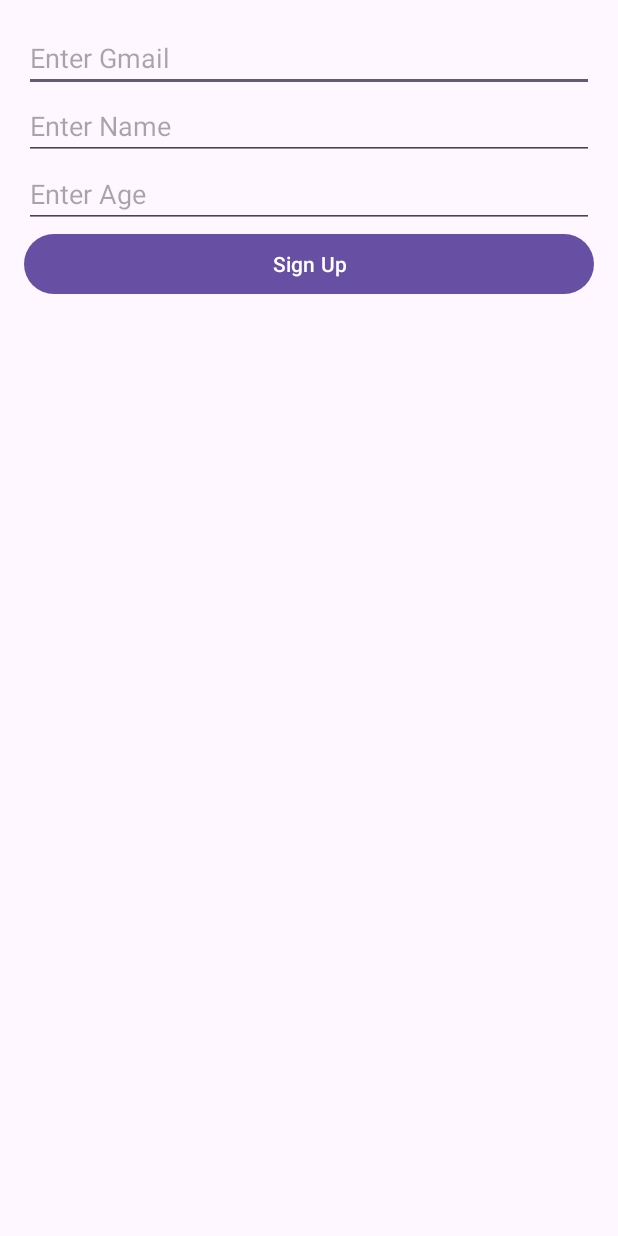
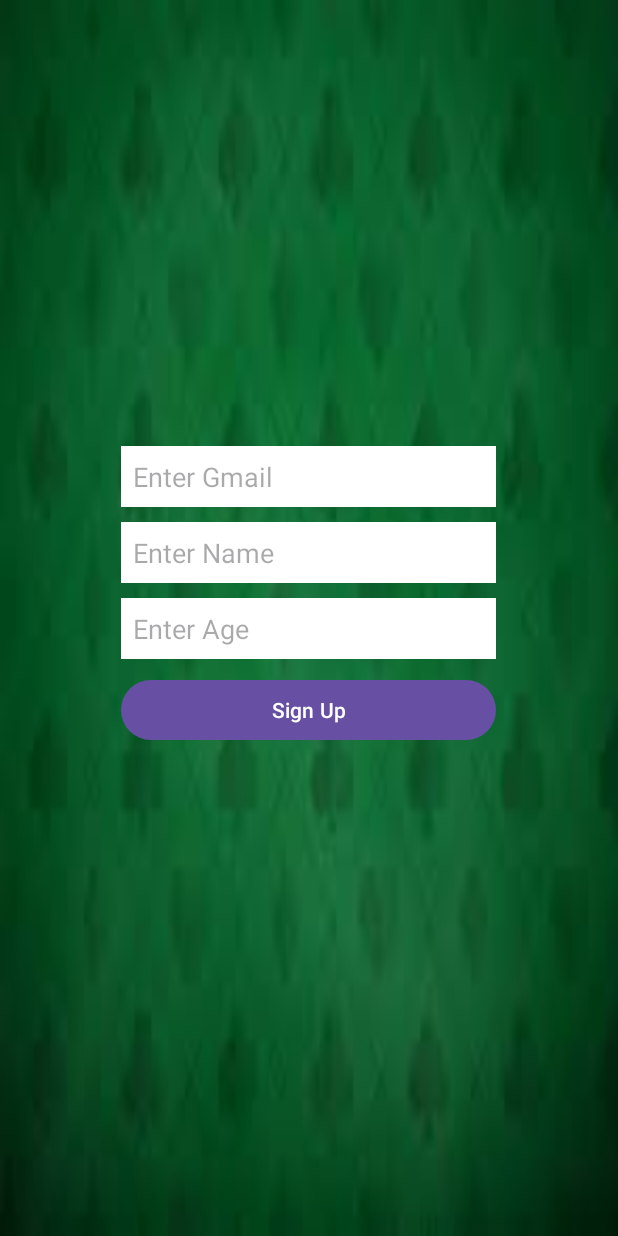
Before and after one commit to yonatan1567/maybeFinalp, an Android app: the sign_up screen opened directly, with no data from a screen before it, on a phone screen of 412 x 824 dp. Run offline under Robolectric (Android 15) with nearby library versions, the phone set to English and light mode, and no system bars.

Commit message:
הוספתי תמונות

```diff
--- a/app/src/main/AndroidManifest.xml
+++ b/app/src/main/AndroidManifest.xml
@@ -12,6 +12,9 @@
         android:supportsRtl="true"
         android:theme="@style/Theme.MaybeFinalp"
         tools:targetApi="31">
+        <activity
+            android:name=".leaderboard"
+            android:exported="false" />
         <activity
             android:name=".log_in"
             android:exported="false" />
--- a/app/src/main/java/com/example/maybefinalp/BlackjackActivity.java
+++ b/app/src/main/java/com/example/maybefinalp/BlackjackActivity.java
@@ -25,33 +25,27 @@ public class BlackjackActivity extends AppCompatActivity {
     private int betAmount;
     // Add this at the top of your class, along with your other variables
     private int hitCount = 0;  // Track the number of hits
-
     private boolean hasDoubled = false;
     private boolean playerHasMoved = false; // Track if the player has made a move
     private boolean hasSplit = false; // Track if the player has split
     private Random random = new Random();
     private boolean playingFirstHand = false;
-
     private List<Integer> playerHand = new ArrayList<>();
     private List<Integer> splitHand = new ArrayList<>();
     private List<Integer> dealerHand = new ArrayList<>();
     private int cardsDrawn = 0;
-
     private TextView playerScoreTextView, dealerScoreTextView, resultTextView, coinCountTextView;
     private EditText betInput;
     private List<Integer> deck = new ArrayList<>();
-
     private Button hitButton, standButton, dealButton, doubleButton, splitButton;
     private Button returnButton;
     private boolean isPlaying = true;
     private boolean isPlayerStanding = false;
     private boolean isRoundActive = false;
-
     // ImageView for displaying cards
     MediaPlayer backgroundMusic;
     private ImageView playerCard1, playerCard2, dealerCard1, dealerCard2;
     private ImageView splitCard1, splitCard2;
-
     @Override
     protected void onCreate(Bundle savedInstanceState) {
         super.onCreate(savedInstanceState);
--- a/app/src/main/java/com/example/maybefinalp/log_in.java
+++ b/app/src/main/java/com/example/maybefinalp/log_in.java
@@ -54,7 +54,7 @@ public class log_in extends AppCompatActivity {
                     startActivity(intent);
                     finish();
                 } else {
-                    tvLoginMessage.setText("Log in first! No account found.");
+                    tvLoginMessage.setText("sign up first! No account found.");
                 }
             }
         });
--- a/app/src/main/java/com/example/maybefinalp/sign_up.java
+++ b/app/src/main/java/com/example/maybefinalp/sign_up.java
@@ -55,6 +55,8 @@ public class sign_up extends AppCompatActivity {
                 if (age < 18) {
                     tvMessage.setText("You must be 18 or older to sign up.");
                     return;
+                } else if (age > 100) {
+                    tvMessage.setText("set your real age!");
                 }
 
                 // Save user data
--- a/app/src/main/res/layout/activity_sign_up.xml
+++ b/app/src/main/res/layout/activity_sign_up.xml
@@ -3,33 +3,57 @@
     android:layout_width="match_parent"
     android:layout_height="match_parent"
     android:orientation="vertical"
-    android:padding="16dp">
+    android:padding="16dp"
+    android:background="@drawable/lobby"
+    android:gravity="center">
+
+    <LinearLayout
+        android:layout_width="wrap_content"
+        android:layout_height="wrap_content"
+        android:orientation="vertical"
+        android:gravity="center">
 
         <EditText
             android:id="@+id/etEmail"
-        android:layout_width="match_parent"
+            android:layout_width="250dp"
             android:layout_height="wrap_content"
             android:hint="Enter Gmail"
-        android:inputType="textEmailAddress"/>
+            android:inputType="textEmailAddress"
+            android:background="#FFFFFF"
+            android:textColor="@android:color/black"
+            android:padding="8dp"
+            android:layout_gravity="center"/>
 
         <EditText
             android:id="@+id/etPlayerName"
-        android:layout_width="match_parent"
+            android:layout_width="250dp"
             android:layout_height="wrap_content"
-        android:hint="Enter Name"/>
+            android:hint="Enter Name"
+            android:background="#FFFFFF"
+            android:textColor="@android:color/black"
+            android:padding="8dp"
+            android:layout_gravity="center"
+            android:layout_marginTop="10dp"/>
 
         <EditText
             android:id="@+id/etAge"
-        android:layout_width="match_parent"
+            android:layout_width="250dp"
             android:layout_height="wrap_content"
             android:hint="Enter Age"
-        android:inputType="number"/>
+            android:inputType="number"
+            android:background="#FFFFFF"
+            android:textColor="@android:color/black"
+            android:padding="8dp"
+            android:layout_gravity="center"
+            android:layout_marginTop="10dp"/>
 
         <Button
             android:id="@+id/btnSignUp"
-        android:layout_width="match_parent"
+            android:layout_width="250dp"
             android:layout_height="wrap_content"
-        android:text="Sign Up"/>
+            android:text="Sign Up"
+            android:layout_gravity="center"
+            android:layout_marginTop="10dp"/>
 
         <TextView
             android:id="@+id/tvMessage"
@@ -39,4 +63,7 @@
             android:textColor="@android:color/holo_blue_dark"
             android:gravity="center"
             android:paddingTop="10dp"/>
+
     </LinearLayout>
+
+</LinearLayout>
--- a/app/src/main/res/layout/store.xml
+++ /dev/null
@@ -1,6 +0,0 @@
-<?xml version="1.0" encoding="utf-8"?>
-<LinearLayout xmlns:android="http://schemas.android.com/apk/res/android"
-    android:layout_width="match_parent"
-    android:layout_height="match_parent">
-
-</LinearLayout>
```
Also changed, not shown: app/src/main/java/com/example/maybefinalp/leaderboard.java (added, +24 -0 lines), app/src/main/res/layout/activity_leaderboard.xml (added, +10 -0 lines), app/src/main/res/layout/activity_log_in.xml (+7 -2 lines), app/src/main/res/drawable/bronze2.jpg (added), app/src/main/res/drawable/bronze_r.jpg (added), app/src/main/res/drawable/dimond.jpg (added), app/src/main/res/drawable/dimond_r.jpg (added), app/src/main/res/drawable/gold.jpg (added), app/src/main/res/drawable/gold_r.jpg (added), app/src/main/res/drawable/roby.jpg (added), app/src/main/res/drawable/roby1.jpg (added), app/src/main/res/drawable/silver.jpg (added), app/src/main/res/drawable/silver_r.jpg (added). Lines whose indentation alone changed are shown as unchanged.
